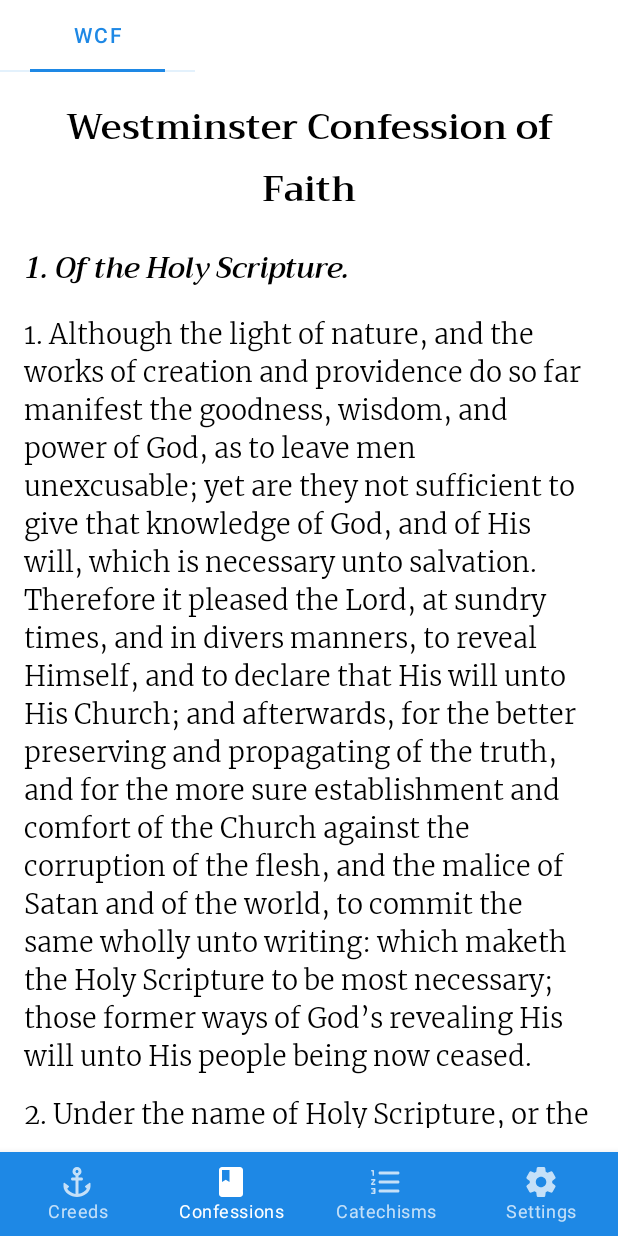
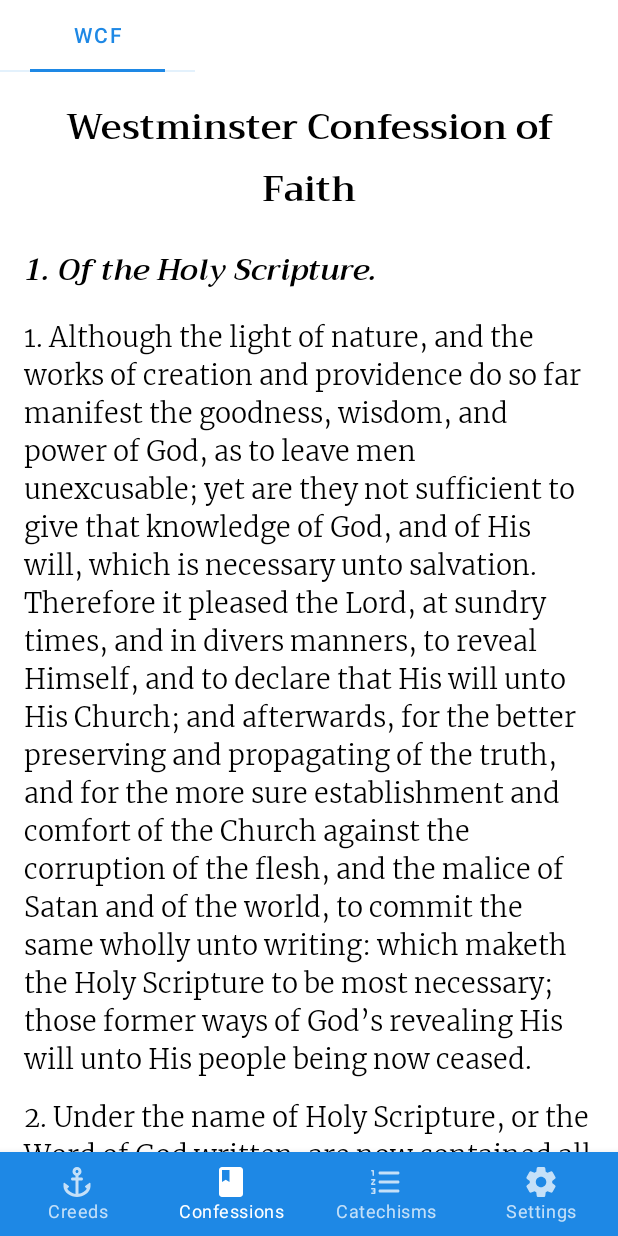
Before and after one commit to mattrob33/CreedsAndroid, an Android app built with Jetpack Compose: the screen it shows after launch (MainActivity), item 2 of the bottom bar chosen, on a phone screen of 412 x 824 dp. Run offline under Robolectric (Android 15) with nearby library versions, the phone set to English and light mode, and no system bars; our stand-ins replace accompanist.

Commit message:
Fixed top/bottom padding and catechism question font size

```diff
--- a/app/src/main/java/com/mattrobertson/creeds/ui/DisplaySettings.kt
+++ b/app/src/main/java/com/mattrobertson/creeds/ui/DisplaySettings.kt
@@ -15,7 +15,7 @@ data class DisplaySettings(
             @Composable
             get() = DisplaySettings(
                     titleStyle = MaterialTheme.typography.h1,
-                    chapterTitleStyle = MaterialTheme.typography.h3,
+                    chapterTitleStyle = MaterialTheme.typography.h2,
                     catechismQuestionStyle = MaterialTheme.typography.h3.copy(
                         lineHeight = MaterialTheme.typography.h3.fontSize * 1.25
                     ),
--- a/app/src/main/java/com/mattrobertson/creeds/ui/composables/catechisms/CatechismsView.kt
+++ b/app/src/main/java/com/mattrobertson/creeds/ui/composables/catechisms/CatechismsView.kt
@@ -37,9 +37,11 @@ fun CatechismView(
         modifier = Modifier
             .fillMaxSize()
             .background(color = MaterialTheme.colors.background)
-            .padding(16.dp)
+            .padding(horizontal = 16.dp)
             .verticalScroll(scrollState)
     ) {
+        CatechismTitleSpacer()
+
         CatechismTitle(
             text = catechism.title,
             textStyle = displaySettings.titleStyle
--- a/app/src/main/java/com/mattrobertson/creeds/ui/composables/confessions/ConfessionsView.kt
+++ b/app/src/main/java/com/mattrobertson/creeds/ui/composables/confessions/ConfessionsView.kt
@@ -43,9 +43,11 @@ fun ConfessionView(
         modifier = Modifier
             .fillMaxSize()
             .background(color = MaterialTheme.colors.background)
-            .padding(16.dp)
+            .padding(horizontal = 16.dp)
             .verticalScroll(scrollState)
     ) {
+        ConfessionTitleSpacer()
+
         ConfessionTitle(
             text = confession.title,
             textStyle = displaySettings.titleStyle
--- a/app/src/main/java/com/mattrobertson/creeds/ui/composables/creeds/CreedsView.kt
+++ b/app/src/main/java/com/mattrobertson/creeds/ui/composables/creeds/CreedsView.kt
@@ -41,9 +41,11 @@ fun CreedView(
         modifier = Modifier
             .fillMaxSize()
             .background(color = MaterialTheme.colors.background)
-            .padding(16.dp)
+            .padding(horizontal = 16.dp)
             .verticalScroll(scrollState)
     ) {
+        TitleSpacer()
+
         Title(
             text = creed.title,
             textStyle = displaySettings.titleStyle
--- a/app/src/main/java/com/mattrobertson/creeds/ui/theme/Type.kt
+++ b/app/src/main/java/com/mattrobertson/creeds/ui/theme/Type.kt
@@ -18,13 +18,14 @@ val Typography = Typography(
     h2 = TextStyle(
         fontFamily = trirong,
         fontWeight = FontWeight.SemiBold,
+        fontStyle = FontStyle.Italic,
         fontSize = 20.sp
     ),
     h3 = TextStyle(
         fontFamily = trirong,
         fontWeight = FontWeight.SemiBold,
         fontStyle = FontStyle.Italic,
-        fontSize = 19.sp
+        fontSize = 18.sp
     ),
     body1 = TextStyle(
         fontFamily = merriweather,
```
